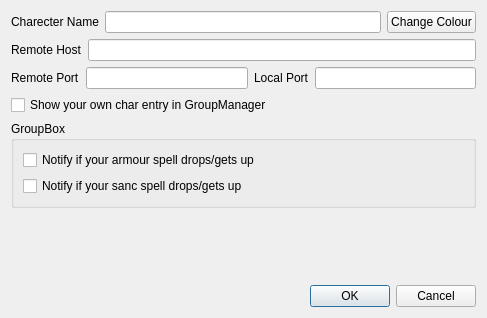
Old version of the form src/groupmanagersettings.ui in the repository zpc930/pandoramapper.
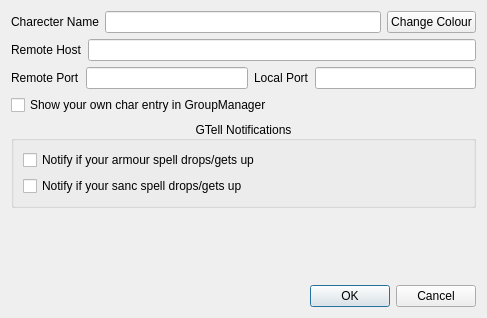
New version of the form.

The edit to the form file:
```diff
--- a/src/groupmanagersettings.ui
+++ b/src/groupmanagersettings.ui
@@ -95,7 +95,10 @@
       </sizepolicy>
      </property>
      <property name="title">
-      <string>GroupBox</string>
+      <string>GTell Notifications</string>
+     </property>
+     <property name="alignment">
+      <set>Qt::AlignCenter</set>
      </property>
      <layout class="QGridLayout" name="gridLayout">
       <item row="0" column="0">
```
